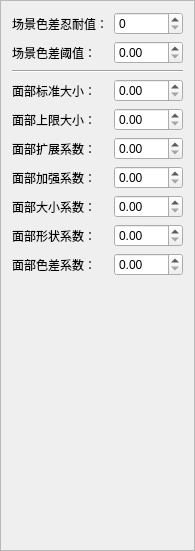
First picture: the form in template/cgpicker_config.ui, repository wenyue/CGPicker, before the edit.
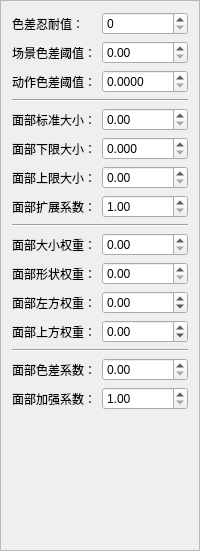
Second picture: the form after the edit.

```diff
--- a/template/cgpicker_config.ui
+++ b/template/cgpicker_config.ui
@@ -6,12 +6,12 @@
    <rect>
     <x>0</x>
     <y>0</y>
-    <width>195</width>
+    <width>200</width>
     <height>551</height>
    </rect>
   </property>
   <property name="sizePolicy">
-   <sizepolicy hsizetype="Preferred" vsizetype="Preferred">
+   <sizepolicy hsizetype="Fixed" vsizetype="Preferred">
     <horstretch>0</horstretch>
     <verstretch>0</verstretch>
    </sizepolicy>
@@ -27,18 +27,14 @@
   </property>
   <layout class="QFormLayout" name="formLayout">
    <item row="0" column="0">
-    <widget class="QLabel" name="sceneAberrationEnduranceL">
+    <widget class="QLabel" name="aberrationEnduranceL">
      <property name="text">
-      <string>场景色差忍耐值：</string>
+      <string>色差忍耐值：</string>
      </property>
     </widget>
    </item>
-   <item row="1" column="0">
-    <widget class="QLabel" name="sceneAberrationThresholdL">
-     <property name="text">
-      <string>场景色差阈值：</string>
-     </property>
-    </widget>
+   <item row="0" column="1">
+    <widget class="QSpinBox" name="aberrationEndurance"/>
    </item>
    <item row="1" column="1">
     <widget class="QDoubleSpinBox" name="sceneAberrationThreshold">
@@ -50,22 +46,25 @@
      </property>
     </widget>
    </item>
-   <item row="2" column="0" colspan="2">
+   <item row="3" column="0" colspan="2">
     <widget class="Line" name="line">
      <property name="orientation">
       <enum>Qt::Horizontal</enum>
      </property>
     </widget>
    </item>
-   <item row="3" column="0">
+   <item row="4" column="0">
     <widget class="QLabel" name="faceBestSizeL">
      <property name="text">
       <string>面部标准大小：</string>
      </property>
     </widget>
    </item>
-   <item row="3" column="1">
+   <item row="4" column="1">
     <widget class="QDoubleSpinBox" name="faceBestSize">
+     <property name="minimum">
+      <double>0.000000000000000</double>
+     </property>
      <property name="maximum">
       <double>1.000000000000000</double>
      </property>
@@ -74,14 +73,14 @@
      </property>
     </widget>
    </item>
-   <item row="4" column="0">
+   <item row="6" column="0">
     <widget class="QLabel" name="faceMaxSizeL">
      <property name="text">
       <string>面部上限大小：</string>
      </property>
     </widget>
    </item>
-   <item row="4" column="1">
+   <item row="6" column="1">
     <widget class="QDoubleSpinBox" name="faceMaxSize">
      <property name="maximum">
       <double>1.000000000000000</double>
@@ -91,15 +90,18 @@
      </property>
     </widget>
    </item>
-   <item row="5" column="0">
+   <item row="8" column="0">
     <widget class="QLabel" name="faceExtendFactorL">
      <property name="text">
       <string>面部扩展系数：</string>
      </property>
     </widget>
    </item>
-   <item row="5" column="1">
+   <item row="8" column="1">
     <widget class="QDoubleSpinBox" name="faceExtendFactor">
+     <property name="minimum">
+      <double>1.000000000000000</double>
+     </property>
      <property name="maximum">
       <double>3.000000000000000</double>
      </property>
@@ -108,31 +110,28 @@
      </property>
     </widget>
    </item>
-   <item row="6" column="0">
-    <widget class="QLabel" name="faceReforceFactorL">
-     <property name="text">
-      <string>面部加强系数：</string>
+   <item row="14" column="0" colspan="2">
+    <widget class="Line" name="line_2">
+     <property name="orientation">
+      <enum>Qt::Horizontal</enum>
      </property>
     </widget>
    </item>
-   <item row="6" column="1">
-    <widget class="QDoubleSpinBox" name="faceReforceFactor">
-     <property name="maximum">
-      <double>10.000000000000000</double>
+   <item row="9" column="0" colspan="2">
+    <widget class="Line" name="line_3">
+     <property name="orientation">
+      <enum>Qt::Horizontal</enum>
      </property>
-     <property name="singleStep">
-      <double>0.100000000000000</double>
-     </property>
     </widget>
    </item>
-   <item row="7" column="0">
+   <item row="10" column="0">
     <widget class="QLabel" name="faceSizeFactorL">
      <property name="text">
-      <string>面部大小系数：</string>
+      <string>面部大小权重：</string>
      </property>
     </widget>
    </item>
-   <item row="7" column="1">
+   <item row="10" column="1">
     <widget class="QDoubleSpinBox" name="faceSizeFactor">
      <property name="maximum">
       <double>10.000000000000000</double>
@@ -142,14 +141,14 @@
      </property>
     </widget>
    </item>
-   <item row="8" column="0">
+   <item row="11" column="0">
     <widget class="QLabel" name="faceShapeFactorL">
      <property name="text">
-      <string>面部形状系数：</string>
+      <string>面部形状权重：</string>
      </property>
     </widget>
    </item>
-   <item row="8" column="1">
+   <item row="11" column="1">
     <widget class="QDoubleSpinBox" name="faceShapeFactor">
      <property name="maximum">
       <double>10.000000000000000</double>
@@ -159,14 +158,14 @@
      </property>
     </widget>
    </item>
-   <item row="9" column="0">
+   <item row="15" column="0">
     <widget class="QLabel" name="faceAberrationFactorL">
      <property name="text">
       <string>面部色差系数：</string>
      </property>
     </widget>
    </item>
-   <item row="9" column="1">
+   <item row="15" column="1">
     <widget class="QDoubleSpinBox" name="faceAberrationFactor">
      <property name="maximum">
       <double>1.000000000000000</double>
@@ -176,8 +175,112 @@
      </property>
     </widget>
    </item>
-   <item row="0" column="1">
-    <widget class="QSpinBox" name="sceneAberrationEndurance"/>
+   <item row="16" column="0">
+    <widget class="QLabel" name="faceReforceFactorL">
+     <property name="text">
+      <string>面部加强系数：</string>
+     </property>
+    </widget>
+   </item>
+   <item row="16" column="1">
+    <widget class="QDoubleSpinBox" name="faceReforceFactor">
+     <property name="minimum">
+      <double>1.000000000000000</double>
+     </property>
+     <property name="maximum">
+      <double>10.000000000000000</double>
+     </property>
+     <property name="singleStep">
+      <double>0.100000000000000</double>
+     </property>
+    </widget>
+   </item>
+   <item row="12" column="0">
+    <widget class="QLabel" name="faceLeftFactorL">
+     <property name="text">
+      <string>面部左方权重：</string>
+     </property>
+    </widget>
+   </item>
+   <item row="13" column="0">
+    <widget class="QLabel" name="faceTopFactorL">
+     <property name="text">
+      <string>面部上方权重：</string>
+     </property>
+    </widget>
+   </item>
+   <item row="12" column="1">
+    <widget class="QDoubleSpinBox" name="faceLeftFactor">
+     <property name="minimum">
+      <double>-10.000000000000000</double>
+     </property>
+     <property name="maximum">
+      <double>10.000000000000000</double>
+     </property>
+     <property name="singleStep">
+      <double>0.100000000000000</double>
+     </property>
+    </widget>
+   </item>
+   <item row="13" column="1">
+    <widget class="QDoubleSpinBox" name="faceTopFactor">
+     <property name="minimum">
+      <double>-10.000000000000000</double>
+     </property>
+     <property name="maximum">
+      <double>10.000000000000000</double>
+     </property>
+     <property name="singleStep">
+      <double>0.100000000000000</double>
+     </property>
+    </widget>
+   </item>
+   <item row="5" column="0">
+    <widget class="QLabel" name="faceMinSizeL">
+     <property name="text">
+      <string>面部下限大小：</string>
+     </property>
+    </widget>
+   </item>
+   <item row="5" column="1">
+    <widget class="QDoubleSpinBox" name="faceMinSize">
+     <property name="decimals">
+      <number>3</number>
+     </property>
+     <property name="maximum">
+      <double>1.000000000000000</double>
+     </property>
+     <property name="singleStep">
+      <double>0.010000000000000</double>
+     </property>
+    </widget>
+   </item>
+   <item row="1" column="0">
+    <widget class="QLabel" name="sceneAberrationThresholdL">
+     <property name="text">
+      <string>场景色差阈值：</string>
+     </property>
+    </widget>
+   </item>
+   <item row="2" column="0">
+    <widget class="QLabel" name="actionAberrationThresholdL">
+     <property name="text">
+      <string>动作色差阈值：</string>
+     </property>
+    </widget>
+   </item>
+   <item row="2" column="1">
+    <widget class="QDoubleSpinBox" name="actionAberrationThreshold">
+     <property name="decimals">
+      <number>4</number>
+     </property>
+     <property name="maximum">
+      <double>1.000000000000000</double>
+     </property>
+     <property name="singleStep">
+      <double>0.000100000000000</double>
+     </property>
+    </widget>
    </item>
   </layout>
  </widget>
```
